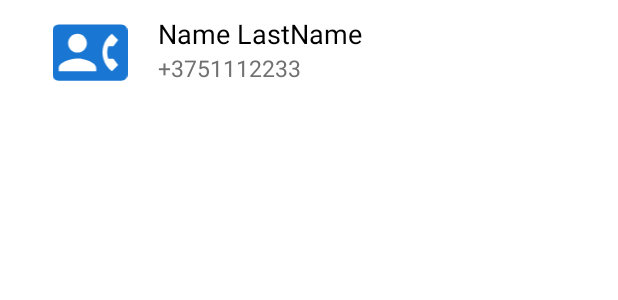
After one commit to RamanYarotski/AndroidCourceRaman, an Android app: the layout item_of_recycler.xml on its own in the app's theme, with its tools: preview values and no code run, on a phone screen of 412 x 824 dp. The commit adds this screen. Shown: the top 300 px of the screen. Run offline under Robolectric (Android 15) with nearby library versions, the phone set to English and light mode, and no system bars.

Commit message:
HW4_1 Add layouts

```diff
--- a/HW4_1/src/main/AndroidManifest.xml
+++ b/HW4_1/src/main/AndroidManifest.xml
@@ -8,11 +8,10 @@
         android:label="@string/app_name"
         android:roundIcon="@mipmap/ic_launcher_round"
         android:supportsRtl="true"
-        android:theme="@style/Theme.Lesson1">
+        android:theme="@style/Theme.HW4_1">
         <activity
             android:name=".MainActivity"
-            android:label="@string/app_name"
-            android:theme="@style/Theme.Lesson1.NoActionBar">
+            android:label="@string/app_name">
             <intent-filter>
                 <action android:name="android.intent.action.MAIN" />
 
--- /dev/null
+++ b/HW4_1/src/main/res/drawable/ic_baseline_contact_mail_24.xml
@@ -0,0 +1,5 @@
+<vector android:height="24dp" android:tint="@color/lilac_300"
+    android:viewportHeight="24" android:viewportWidth="24"
+    android:width="24dp" xmlns:android="http://schemas.android.com/apk/res/android">
+    <path android:fillColor="@android:color/white" android:pathData="M21,8L21,7l-3,2 -3,-2v1l3,2 3,-2zM22,3L2,3C0.9,3 0,3.9 0,5v14c0,1.1 0.9,2 2,2h20c1.1,0 1.99,-0.9 1.99,-2L24,5c0,-1.1 -0.9,-2 -2,-2zM8,6c1.66,0 3,1.34 3,3s-1.34,3 -3,3 -3,-1.34 -3,-3 1.34,-3 3,-3zM14,18L2,18v-1c0,-2 4,-3.1 6,-3.1s6,1.1 6,3.1v1zM22,12h-8L14,6h8v6z"/>
+</vector>
--- /dev/null
+++ b/HW4_1/src/main/res/drawable/ic_baseline_contact_phone_24.xml
@@ -0,0 +1,5 @@
+<vector android:height="24dp" android:tint="@color/blue_800"
+    android:viewportHeight="24" android:viewportWidth="24"
+    android:width="24dp" xmlns:android="http://schemas.android.com/apk/res/android">
+    <path android:fillColor="@android:color/white" android:pathData="M22,3L2,3C0.9,3 0,3.9 0,5v14c0,1.1 0.9,2 2,2h20c1.1,0 1.99,-0.9 1.99,-2L24,5c0,-1.1 -0.9,-2 -2,-2zM8,6c1.66,0 3,1.34 3,3s-1.34,3 -3,3 -3,-1.34 -3,-3 1.34,-3 3,-3zM14,18L2,18v-1c0,-2 4,-3.1 6,-3.1s6,1.1 6,3.1v1zM17.85,14h1.64L21,16l-1.99,1.99c-1.31,-0.98 -2.28,-2.38 -2.73,-3.99 -0.18,-0.64 -0.28,-1.31 -0.28,-2s0.1,-1.36 0.28,-2c0.45,-1.62 1.42,-3.01 2.73,-3.99L21,8l-1.51,2h-1.64c-0.22,0.63 -0.35,1.3 -0.35,2s0.13,1.37 0.35,2z"/>
+</vector>
--- a/HW4_1/src/main/res/drawable/ic_baseline_person_add_24.xml
+++ b/HW4_1/src/main/res/drawable/ic_baseline_person_add_24.xml
@@ -2,6 +2,6 @@
     android:viewportHeight="24"
     android:viewportWidth="24"
     android:width="24dp" xmlns:android="http://schemas.android.com/apk/res/android">
-    <path android:fillColor="@android:color/white"
+    <path android:fillColor="@color/white"
         android:pathData="M15,12c2.21,0 4,-1.79 4,-4s-1.79,-4 -4,-4 -4,1.79 -4,4 1.79,4 4,4zM6,10L6,7L4,7v3L1,10v2h3v3h2v-3h3v-2L6,10zM15,14c-2.67,0 -8,1.34 -8,4v2h16v-2c0,-2.66 -5.33,-4 -8,-4z"/>
 </vector>
--- /dev/null
+++ b/HW4_1/src/main/res/layout/item_of_recycler.xml
@@ -0,0 +1,40 @@
+<?xml version="1.0" encoding="utf-8"?>
+<androidx.constraintlayout.widget.ConstraintLayout xmlns:android="http://schemas.android.com/apk/res/android"
+    android:layout_width="match_parent"
+    android:layout_height="wrap_content"
+    xmlns:app="http://schemas.android.com/apk/res-auto"
+    xmlns:tools="http://schemas.android.com/tools"
+    android:layout_marginHorizontal="20dp"
+    android:layout_marginVertical="10dp">
+
+    <ImageView
+        android:id="@+id/contactImage"
+        android:layout_width="80dp"
+        android:layout_height="50dp"
+        app:layout_constraintStart_toStartOf="parent"
+        app:layout_constraintTop_toTopOf="parent"
+        tools:src = "@drawable/ic_baseline_contact_phone_24"/>
+
+    <TextView
+        android:id="@+id/contactName"
+        android:layout_width="wrap_content"
+        android:layout_height="wrap_content"
+        app:layout_constraintStart_toEndOf="@+id/contactImage"
+        app:layout_constraintTop_toTopOf="@+id/contactImage"
+        tools:text = "@string/contact_name"
+        android:textSize="18sp"
+        android:textColor="@color/black"
+        android:paddingHorizontal="5dp" />
+
+    <TextView
+        android:id="@+id/contactInfo"
+        android:layout_width="wrap_content"
+        android:layout_height="wrap_content"
+        app:layout_constraintStart_toStartOf="@+id/contactName"
+        app:layout_constraintTop_toBottomOf="@+id/contactName"
+        tools:text = "@string/contact_info"
+        android:textSize="15sp"
+        android:textColor="@color/grey"
+        android:paddingHorizontal="5dp" />
+
+</androidx.constraintlayout.widget.ConstraintLayout>
--- /dev/null
+++ b/HW4_1/src/main/res/values-night/themes.xml
@@ -0,0 +1,16 @@
+<resources xmlns:tools="http://schemas.android.com/tools">
+    <!-- Base application theme. -->
+    <style name="Theme.HW4_1" parent="Theme.MaterialComponents.DayNight.NoActionBar">
+        <!-- Primary brand color. -->
+        <item name="colorPrimary">@color/purple_200</item>
+        <item name="colorPrimaryVariant">@color/purple_700</item>
+        <item name="colorOnPrimary">@color/black</item>
+        <!-- Secondary brand color. -->
+        <item name="colorSecondary">@color/teal_200</item>
+        <item name="colorSecondaryVariant">@color/teal_200</item>
+        <item name="colorOnSecondary">@color/black</item>
+        <!-- Status bar color. -->
+        <item name="android:statusBarColor" tools:targetApi="l">?attr/colorPrimaryVariant</item>
+        <!-- Customize your theme here. -->
+    </style>
+</resources>
--- a/HW4_1/src/main/res/values/colors.xml
+++ b/HW4_1/src/main/res/values/colors.xml
@@ -1,7 +1,14 @@
 <?xml version="1.0" encoding="utf-8"?>
 <resources>
+    <color name="purple_200">#FFBB86FC</color>
+    <color name="blue_800">#1976D2</color>
+    <color name="purple_500">#1334EA</color>
+    <color name="purple_700">#FF3700B3</color>
+    <color name="teal_200">#FF03DAC5</color>
+    <color name="teal_700">#FF018786</color>
     <color name="black">#FF000000</color>
     <color name="white">#FFFFFFFF</color>
-    <color name="pink_400">#EC407A</color>
-    <color name="pink_700">#C2185B</color>
+    <color name="pink_500">#E91E63</color>
+    <color name="lilac_300">#BA68C8</color>
+    <color name="grey">#717171</color>
 </resources>
--- a/HW4_1/src/main/res/values/strings.xml
+++ b/HW4_1/src/main/res/values/strings.xml
@@ -1,3 +1,5 @@
 <resources>
     <string name="app_name">HW4_1</string>
+    <string name="contact_name">Name LastName</string>
+    <string name="contact_info">+3751112233</string>
 </resources>
--- /dev/null
+++ b/HW4_1/src/main/res/values/themes.xml
@@ -0,0 +1,16 @@
+<resources xmlns:tools="http://schemas.android.com/tools">
+    <!-- Base application theme. -->
+    <style name="Theme.HW4_1" parent="Theme.MaterialComponents.DayNight.NoActionBar">
+        <!-- Primary brand color. -->
+        <item name="colorPrimary">@color/purple_500</item>
+        <item name="colorPrimaryVariant">@color/purple_700</item>
+        <item name="colorOnPrimary">@color/white</item>
+        <!-- Secondary brand color. -->
+        <item name="colorSecondary">@color/teal_200</item>
+        <item name="colorSecondaryVariant">@color/teal_700</item>
+        <item name="colorOnSecondary">@color/white</item>
+        <!-- Status bar color. -->
+        <item name="android:statusBarColor" tools:targetApi="l">?attr/colorPrimaryVariant</item>
+        <!-- Customize your theme here. -->
+    </style>
+</resources>
```
Also changed, not shown: HW4_1/src/main/res/layout/activity_main.xml (+33 -4 lines).
